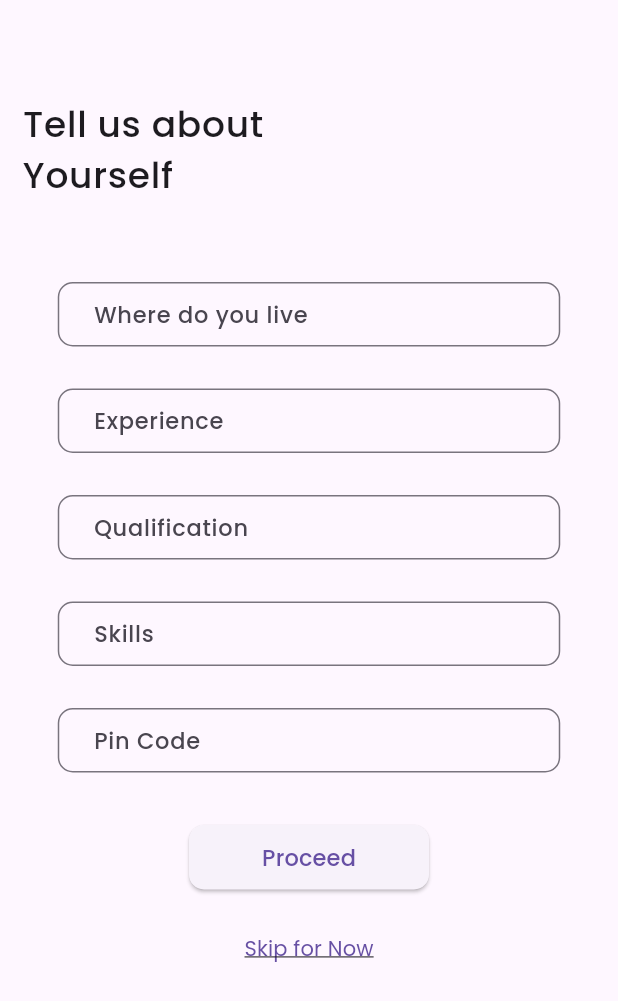
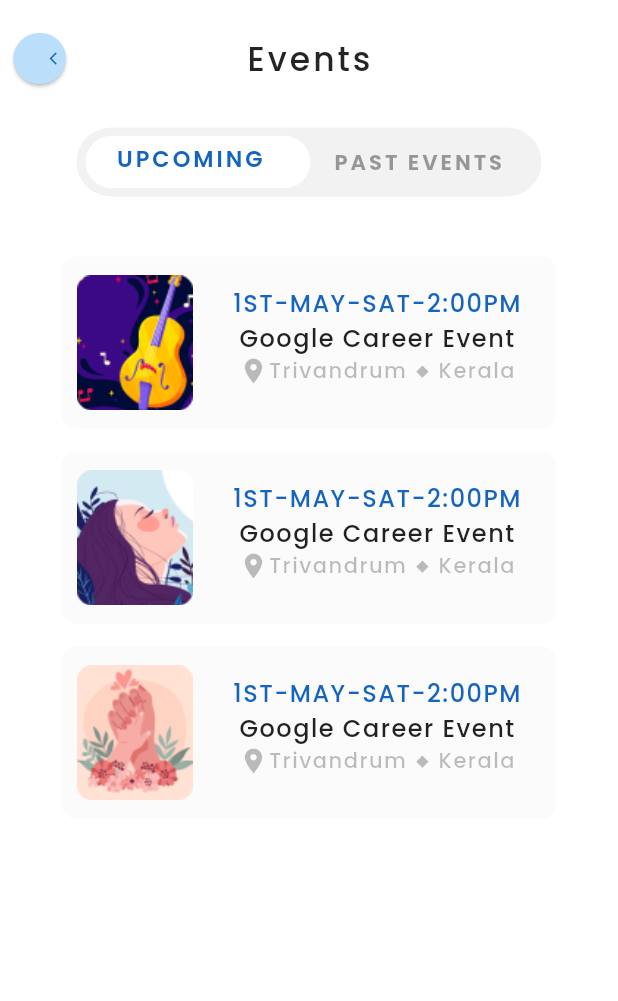
Before and after one commit to mirsadkt/campus-recruitment, a Flutter app: the screen it shows after launch, on a phone screen of 412 x 824 dp. Shown: the top 1001 px of the screen. Run offline on Flutter 3.47's test engine with Material 3 defaults, Android fonts, the phone set to English and light mode, and no system bars; our stand-ins replace google_fonts; missing offline and left inert: dart:html.

Commit message:
upcoming page completed

```diff
--- a/lib/main.dart
+++ b/lib/main.dart
@@ -5,6 +5,7 @@ import 'package:campus_recruitment/pages/landing.dart';
 import 'package:campus_recruitment/pages/otp.dart';
 import 'package:campus_recruitment/pages/signup.dart';
 import 'package:campus_recruitment/pages/tellaboutyourself.dart';
+import 'package:campus_recruitment/pages/upcomingevents.dart';
 import 'package:flutter/material.dart';
 
 void main() {
@@ -24,7 +25,7 @@ class MyApp extends StatelessWidget {
         colorScheme: ColorScheme.fromSeed(seedColor: Colors.deepPurple),
         useMaterial3: true,
       ),
-      home: const TellMore(),
+      home: const EventsUpcoming(),
     );
   }
 }
--- /dev/null
+++ b/lib/pages/upcomingevents.dart
@@ -0,0 +1,318 @@
+// ignore_for_file: prefer_const_constructors, prefer_const_literals_to_create_immutables, avoid_unnecessary_containers, sized_box_for_whitespace, sort_child_properties_last, avoid_print, unused_import, unnecessary_import
+
+import 'package:flutter/material.dart';
+import 'package:google_fonts/google_fonts.dart';
+
+class EventsUpcoming extends StatefulWidget {
+  const EventsUpcoming({super.key});
+
+  @override
+  State<EventsUpcoming> createState() => _EventsUpcomingState();
+}
+
+class _EventsUpcomingState extends State<EventsUpcoming> {
+  @override
+  Widget build(BuildContext context) {
+    return MaterialApp(
+      debugShowCheckedModeBanner: false,
+      title: "Upcoming events",
+      home: Scaffold(
+        backgroundColor: Colors.white,
+        appBar: PreferredSize(
+          preferredSize: Size.fromHeight(65),
+          child: Padding(
+            padding: EdgeInsets.only(top: 13),
+            child: AppBar(
+              backgroundColor: Colors.white,
+              elevation: 0,
+              centerTitle: true,
+              leading: Row(
+                children: [
+                  Padding(
+                    padding: EdgeInsets.all(9.0),
+                    child: Container(
+                      height: 35,
+                      width: 35,
+                      child: ElevatedButton(
+                        onPressed: () {
+                          print("Back Button Pressed ");
+                        },
+                        child: Center(
+                          child: Icon(
+                            Icons.arrow_back_ios,
+                            size: 10,
+                            weight: 40,
+                          ),
+                        ),
+                        style: ElevatedButton.styleFrom(
+                          foregroundColor: Colors.blue.shade800,
+                          backgroundColor: Colors.blue.shade100,
+                          shape: RoundedRectangleBorder(
+                              borderRadius: BorderRadius.circular(30)),
+                        ),
+                      ),
+                    ),
+                  ),
+                ],
+              ),
+              title: Text(
+                "Events",
+                style: GoogleFonts.poppins(
+                    color: Color.fromARGB(255, 36, 36, 36),
+                    fontWeight: FontWeight.w500,
+                    letterSpacing: 2),
+              ),
+            ),
+          ),
+        ),
+        body: Column(
+          children: [
+            Align(
+              child: Padding(
+                padding: const EdgeInsets.only(top: 20),
+                child: Container(
+                  height: 46,
+                  width: 310,
+                  decoration: BoxDecoration(
+                      borderRadius: BorderRadius.circular(30),
+                      color: Color.fromARGB(43, 181, 178, 178)),
+                  child: Row(
+                    children: [
+                      Padding(
+                        padding: EdgeInsets.only(left: 6),
+                        child: Container(
+                          height: 35,
+                          width: 150,
+                          decoration: BoxDecoration(
+                            borderRadius: BorderRadius.circular(30),
+                            color: Colors.white,
+                          ),
+                          child: Padding(
+                            padding: EdgeInsets.only(left: 20, top: 5),
+                            child: Text(
+                              "UPCOMING",
+                              style: GoogleFonts.poppins(
+                                fontWeight: FontWeight.w600,
+                                letterSpacing: 2,
+                                color: Colors.blue.shade800,
+                                fontSize: 15,
+                              ),
+                            ),
+                          ),
+                        ),
+                      ),
+                      Padding(
+                        padding: EdgeInsets.only(left: 15),
+                        child: Text(
+                          "PAST EVENTS",
+                          style: GoogleFonts.poppins(
+                            fontWeight: FontWeight.w700,
+                            letterSpacing: 2,
+                            color: Colors.black38,
+                            fontSize: 14,
+                          ),
+                        ),
+                      ),
+                    ],
+                  ),
+                ),
+              ),
+            ),
+            Padding(
+              padding: EdgeInsets.only(top: 40),
+              child: Container(
+                height: 115,
+                width: 330,
+                decoration: BoxDecoration(
+                  borderRadius: BorderRadius.circular(10),
+                  color: Color.fromARGB(35, 231, 229, 229),
+                ),
+                child: Row(
+                  children: [
+                    Padding(
+                      padding: EdgeInsets.all(9),
+                      child: Image(
+                        image: AssetImage("assets/jazz.png"),
+                        height: 90,
+                        width: 80,
+                      ),
+                    ),
+                    Padding(
+                      padding: const EdgeInsets.only(top: 20, left: 16),
+                      child: Column(
+                        children: [
+                          Text(
+                            "1ST-MAY-SAT-2:00PM",
+                            style: GoogleFonts.poppins(
+                              fontWeight: FontWeight.w500,
+                              letterSpacing: 1,
+                              color: Colors.blue.shade800,
+                              fontSize: 16,
+                            ),
+                          ),
+                          Text(
+                            "Google Career Event",
+                            style: GoogleFonts.poppins(
+                              letterSpacing: 1,
+                              fontWeight: FontWeight.w500,
+                              color: Colors.black87,
+                              fontSize: 16,
+                            ),
+                          ),
+                          Row(
+                            children: [
+                              Icon(
+                                Icons.location_on,
+                                size: 20,
+                                color: Colors.black26,
+                              ),
+                              Text(
+                                "Trivandrum ◆ Kerala",
+                                style: GoogleFonts.poppins(
+                                    color: Colors.black26,
+                                    letterSpacing: 1,
+                                    fontWeight: FontWeight.w500),
+                              ),
+                            ],
+                          ),
+                        ],
+                      ),
+                    )
+                  ],
+                ),
+              ),
+            ),
+            Padding(
+              padding: EdgeInsets.only(top: 15),
+              child: Container(
+                height: 115,
+                width: 330,
+                decoration: BoxDecoration(
+                  borderRadius: BorderRadius.circular(10),
+                  color: Color.fromARGB(35, 231, 229, 229),
+                ),
+                child: Row(
+                  children: [
+                    Padding(
+                      padding: EdgeInsets.all(9),
+                      child: Image(
+                        image: AssetImage("assets/womanday.png"),
+                        height: 90,
+                        width: 80,
+                      ),
+                    ),
+                    Padding(
+                      padding: const EdgeInsets.only(top: 20, left: 16),
+                      child: Column(
+                        children: [
+                          Text(
+                            "1ST-MAY-SAT-2:00PM",
+                            style: GoogleFonts.poppins(
+                              fontWeight: FontWeight.w500,
+                              letterSpacing: 1,
+                              color: Colors.blue.shade800,
+                              fontSize: 16,
+                            ),
+                          ),
+                          Text(
+                            "Google Career Event",
+                            style: GoogleFonts.poppins(
+                              letterSpacing: 1,
+                              fontWeight: FontWeight.w500,
+                              color: Colors.black87,
+                              fontSize: 16,
+                            ),
+                          ),
+                          Row(
+                            children: [
+                              Icon(
+                                Icons.location_on,
+                                size: 20,
+                                color: Colors.black26,
+                              ),
+                              Text(
+                                "Trivandrum ◆ Kerala",
+                                style: GoogleFonts.poppins(
+                                    color: Colors.black26,
+                                    letterSpacing: 1,
+                                    fontWeight: FontWeight.w500),
+                              ),
+                            ],
+                          ),
+                        ],
+                      ),
+                    )
+                  ],
+                ),
+              ),
+            ),
+            Padding(
+              padding: EdgeInsets.only(top: 15),
+              child: Container(
+                height: 115,
+                width: 330,
+                decoration: BoxDecoration(
+                  borderRadius: BorderRadius.circular(10),
+                  color: Color.fromARGB(35, 231, 229, 229),
+                ),
+                child: Row(
+                  children: [
+                    Padding(
+                      padding: EdgeInsets.all(9),
+                      child: Image(
+                        image: AssetImage("assets/motherday.png"),
+                        height: 90,
+                        width: 80,
+                      ),
+                    ),
+                    Padding(
+                      padding: const EdgeInsets.only(top: 20, left: 16),
+                      child: Column(
+                        children: [
+                          Text(
+                            "1ST-MAY-SAT-2:00PM",
+                            style: GoogleFonts.poppins(
+                              fontWeight: FontWeight.w500,
+                              letterSpacing: 1,
+                              color: Colors.blue.shade800,
+                              fontSize: 16,
+                            ),
+                          ),
+                          Text(
+                            "Google Career Event",
+                            style: GoogleFonts.poppins(
+                              letterSpacing: 1,
+                              fontWeight: FontWeight.w500,
+                              color: Colors.black87,
+                              fontSize: 16,
+                            ),
+                          ),
+                          Row(
+                            children: [
+                              Icon(
+                                Icons.location_on,
+                                size: 20,
+                                color: Colors.black26,
+                              ),
+                              Text(
+                                "Trivandrum ◆ Kerala",
+                                style: GoogleFonts.poppins(
+                                    color: Colors.black26,
+                                    letterSpacing: 1,
+                                    fontWeight: FontWeight.w500),
+                              ),
+                            ],
+                          ),
+                        ],
+                      ),
+                    )
+                  ],
+                ),
+              ),
+            ),
+          ],
+        ),
+      ),
+    );
+  }
+}
--- a/pubspec.yaml
+++ b/pubspec.yaml
@@ -37,6 +37,7 @@ dependencies:
   cupertino_icons: ^1.0.2
   url_launcher: ^6.2.1
   google_fonts: ^6.1.0
+  bitsdojo_window: ^0.1.5
 
 
 dev_dependencies:
```
Also changed, not shown: assets/jazz.png (added), assets/motherday.png (added), assets/womanday.png (added), pubspec.lock, 5 other files.
